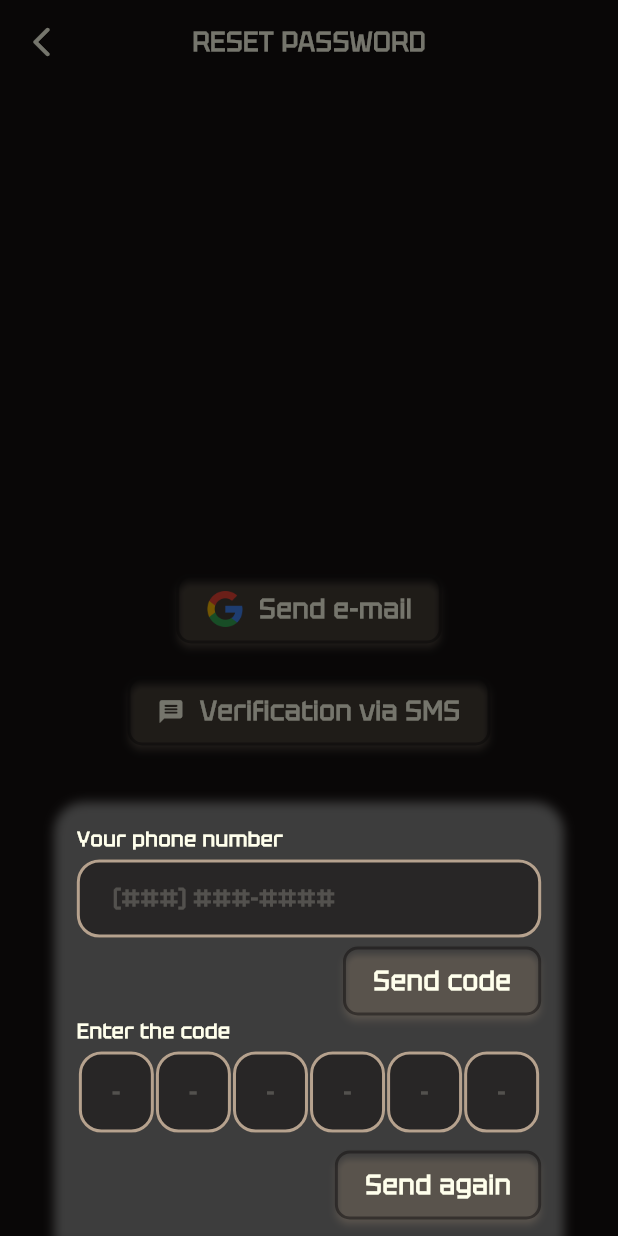
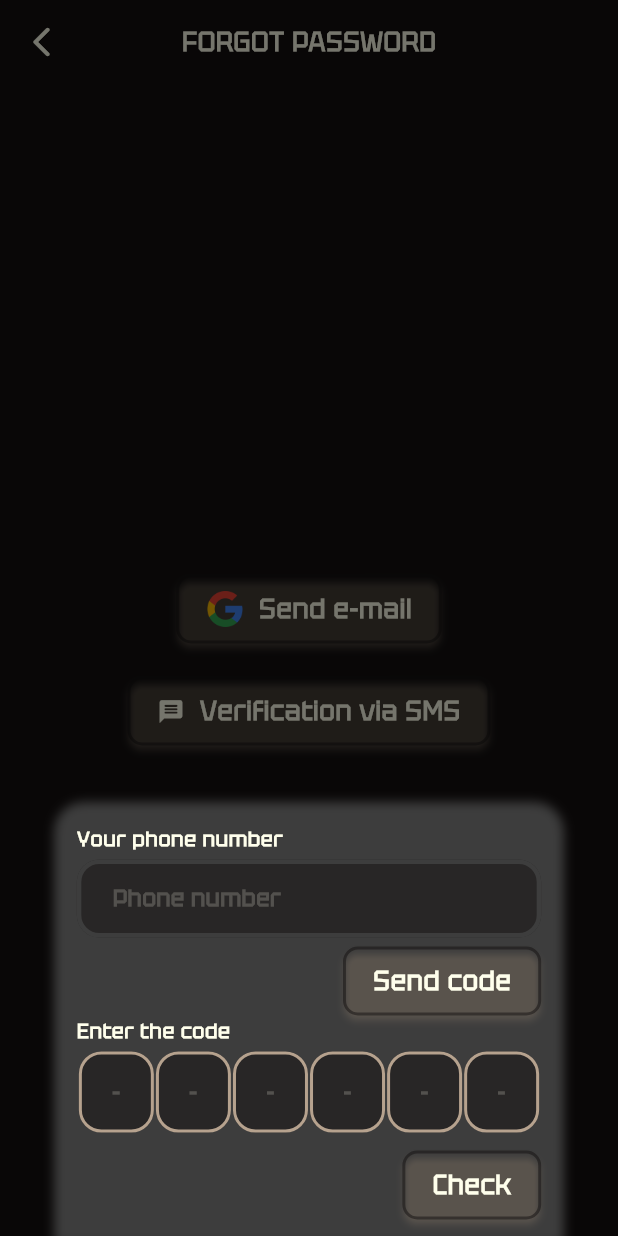
Before and after one commit to egeinann/Flutter-Planets-App, a Flutter app: the ForgotPasswordPage screen opened by its route, after a tap on "Verification via SMS", on a phone screen of 412 x 824 dp. Run offline on Flutter 3.47's test engine with Material 3 defaults, Android fonts, the phone set to English and light mode, and no system bars; our stand-ins replace animated_text_kit, firebase_core, flutter_riverpod, mask_text_input_formatter, responsive_sizer, salomon_bottom_bar and 1 more; accounts and stored records are empty.

Commit message:
smsTextField boşluk sorunu fixlendi

```diff
--- a/lib/main.dart
+++ b/lib/main.dart
@@ -5,6 +5,7 @@ import 'package:flutter_riverpod/flutter_riverpod.dart';
 import 'package:responsive_sizer/responsive_sizer.dart';
 import 'package:spaceandplanets_app/view/app/navigation/homePage.dart';
 import 'package:spaceandplanets_app/view/auth/forgotPassword/forgotPassword_page.dart';
+import 'package:spaceandplanets_app/view/auth/forgotPassword/resetpassword_page.dart';
 import 'package:spaceandplanets_app/view/auth/register/view/register_page.dart';
 import 'package:spaceandplanets_app/view/auth/usernameLogin/view/login_page.dart';
 import 'package:spaceandplanets_app/view/onboarding/view/onboarding_page.dart';
@@ -14,7 +15,6 @@ import 'package:spaceandplanets_app/view/onboarding/view/onboarding_page_login.d
 void main() async {
   WidgetsFlutterBinding.ensureInitialized();
   await Firebase.initializeApp();
-  print("firebase başlatıldı");
   SystemChrome.setPreferredOrientations([
     DeviceOrientation.portraitUp,
     DeviceOrientation.portraitDown,
@@ -46,6 +46,7 @@ class MyApp extends StatelessWidget {
             "/homePage": (context) => const HomePage(),
             "/forgotPassword": (context) => const ForgotPasswordPage(),
             "/registerPage": (context) => RegisterPage(),
+            "/resetPasswordPage": (context) => const ResetPasswordPage(),
           },
         ),
       ),
--- a/lib/view/auth/forgotPassword/forgotPassword_page.dart
+++ b/lib/view/auth/forgotPassword/forgotPassword_page.dart
@@ -16,7 +16,7 @@ class ForgotPasswordPage extends StatelessWidget {
       resizeToAvoidBottomInset: false,
       appBar: spaceAppBar(
         context: context,
-        title: "RESET PASSWORD",
+        title: "FORGOT PASSWORD",
         leadingIcon: SpaceIcons.back,
       ),
       body: Center(
@@ -24,7 +24,6 @@ class ForgotPasswordPage extends StatelessWidget {
           mainAxisAlignment: MainAxisAlignment.center,
           children: [
             CustomOutlinedButton(
-
               onPressed: () {
                 CustomBottomSheet.show(
                   context: context,
@@ -47,7 +46,6 @@ class ForgotPasswordPage extends StatelessWidget {
                       Align(
                         alignment: Alignment.centerRight,
                         child: CustomOutlinedButton(
-
                           onPressed: () {},
                           child: Text(
                             "Send code",
@@ -78,7 +76,6 @@ class ForgotPasswordPage extends StatelessWidget {
             ),
             const SizedBox(height: 20),
             CustomOutlinedButton(
-
               onPressed: () {
                 CustomBottomSheet.show(
                   context: context,
@@ -105,7 +102,6 @@ class ForgotPasswordPage extends StatelessWidget {
                           Align(
                             alignment: Alignment.centerRight,
                             child: CustomOutlinedButton(
-
                               onPressed: () {},
                               child: Text(
                                 "Send code",
@@ -132,10 +128,12 @@ class ForgotPasswordPage extends StatelessWidget {
                           Align(
                             alignment: Alignment.centerRight,
                             child: CustomOutlinedButton(
-
-                              onPressed: () {},
+                              onPressed: () {
+                                Navigator.pushNamed(
+                                    context, "/resetPasswordPage");
+                              },
                               child: Text(
-                                "Send again",
+                                "Check",
                                 style: Theme.of(context).textTheme.bodyLarge,
                               ),
                             ),
--- a/lib/widgets/outlinedButton.dart
+++ b/lib/widgets/outlinedButton.dart
@@ -6,10 +6,10 @@ class CustomOutlinedButton extends StatefulWidget {
   final Widget child;
 
   const CustomOutlinedButton({
-    Key? key,
+    super.key,
     required this.onPressed,
     required this.child,
-  }) : super(key: key);
+  });
 
   @override
   _CustomOutlinedButtonState createState() => _CustomOutlinedButtonState();
@@ -33,6 +33,7 @@ class _CustomOutlinedButtonState extends State<CustomOutlinedButton> {
               color: SpaceColors.backgroundColor.withOpacity(0.5),
               width: 2,
             ),
+            overlayColor: SpaceColors.textColor,
             padding: const EdgeInsets.symmetric(vertical: 10, horizontal: 20),
             shape: RoundedRectangleBorder(
               borderRadius: BorderRadius.circular(10),
--- a/lib/widgets/textFields/phoneNumberTextField.dart
+++ b/lib/widgets/textFields/phoneNumberTextField.dart
@@ -37,7 +37,7 @@ class SpacePhoneNumberTextField extends StatelessWidget {
           maskFormatter,
         ],
         decoration: InputDecoration(
-          hintText: '(###) ###-####',
+          hintText: 'Phone number',
           hintStyle: Theme.of(context).textTheme.bodyMedium!.copyWith(
                 color: SpaceColors.textColor.withOpacity(0.2),
               ),
@@ -50,15 +50,15 @@ class SpacePhoneNumberTextField extends StatelessWidget {
           focusedBorder: OutlineInputBorder(
             borderRadius: BorderRadius.circular(15),
             borderSide: const BorderSide(
-              color: SpaceColors.firstColor,
-              width: 2,
+              color: SpaceColors.secondaryColor,
+              width: 3,
             ),
           ),
           enabledBorder: OutlineInputBorder(
             borderRadius: BorderRadius.circular(15),
             borderSide: const BorderSide(
-              color: SpaceColors.secondaryColor,
-              width: 2,
+              color: SpaceColors.firstColor,
+              width: 3,
             ),
           ),
           contentPadding: const EdgeInsets.symmetric(
--- a/lib/widgets/textFields/smsTextField.dart
+++ b/lib/widgets/textFields/smsTextField.dart
@@ -1,7 +1,7 @@
 import 'package:flutter/material.dart';
 import 'package:spaceandplanets_app/utils/colors.dart';
 
-class SpaceSmsTextField extends StatelessWidget {
+class SpaceSmsTextField extends StatefulWidget {
   final TextEditingController controller;
   final int pinLength;
   final bool autoFocus;
@@ -20,6 +20,54 @@ class SpaceSmsTextField extends StatelessWidget {
   });
 
   @override
+  _SpaceSmsTextFieldState createState() => _SpaceSmsTextFieldState();
+}
+
+class _SpaceSmsTextFieldState extends State<SpaceSmsTextField> {
+  late List<TextEditingController> _controllers;
+  late List<FocusNode> _focusNodes;
+
+  @override
+  void initState() {
+    super.initState();
+    _controllers =
+        List.generate(widget.pinLength, (_) => TextEditingController());
+    _focusNodes = List.generate(widget.pinLength, (_) => FocusNode());
+
+    // Ana controller'a başlangıç değeri varsa kutucuklara dağıt
+    if (widget.controller.text.isNotEmpty) {
+      for (int i = 0;
+          i < widget.pinLength && i < widget.controller.text.length;
+          i++) {
+        _controllers[i].text = widget.controller.text[i];
+      }
+    }
+
+    // Ana controller'ı güncellemek için dinleyici
+    for (var controller in _controllers) {
+      controller.addListener(_updateMainController);
+    }
+  }
+
+  void _updateMainController() {
+    String fullCode = _controllers.map((c) => c.text).join();
+    widget.controller.text = fullCode;
+    widget.onChanged?.call(fullCode);
+  }
+
+  @override
+  void dispose() {
+    for (var controller in _controllers) {
+      controller.removeListener(_updateMainController);
+      controller.dispose();
+    }
+    for (var node in _focusNodes) {
+      node.dispose();
+    }
+    super.dispose();
+  }
+
+  @override
   Widget build(BuildContext context) {
     return ConstrainedBox(
       constraints: BoxConstraints(
@@ -27,18 +75,25 @@ class SpaceSmsTextField extends StatelessWidget {
       ),
       child: Row(
         mainAxisAlignment: MainAxisAlignment.spaceEvenly,
-        children: List.generate(pinLength, (index) {
+        children: List.generate(widget.pinLength, (index) {
           return SizedBox(
             width: 50,
             height: 60,
             child: TextFormField(
-              controller: controller,
+              controller: _controllers[index],
+              focusNode: _focusNodes[index],
               maxLength: 1,
-              keyboardType: keyboardType ?? TextInputType.number,
-              autofocus: autoFocus && index == 0,
+              keyboardType: widget.keyboardType ?? TextInputType.number,
+              autofocus: widget.autoFocus && index == 0,
               textAlign: TextAlign.center,
-              onChanged: onChanged,
-              validator: validator,
+              onChanged: (value) {
+                if (value.length == 1 && index < widget.pinLength - 1) {
+                  FocusScope.of(context).requestFocus(_focusNodes[index + 1]);
+                } else if (value.isEmpty && index > 0) {
+                  FocusScope.of(context).requestFocus(_focusNodes[index - 1]);
+                }
+              },
+              validator: widget.validator,
               decoration: InputDecoration(
                 counterText: '',
                 hintText: '-',
```
Also changed, not shown: lib/view/auth/forgotPassword/resetpassword_page.dart (added, +160 -0 lines), lib/view/auth/register/state/register_state.dart (+30 -1 lines), lib/view/auth/register/view/register_page.dart (+77 -11 lines).
